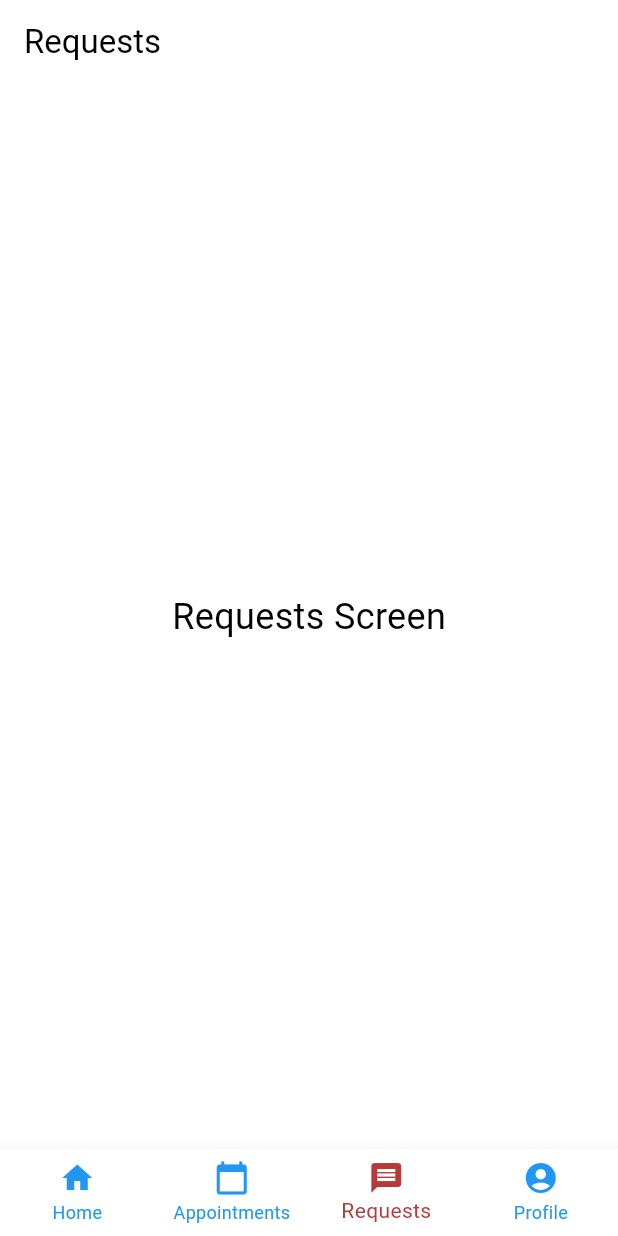
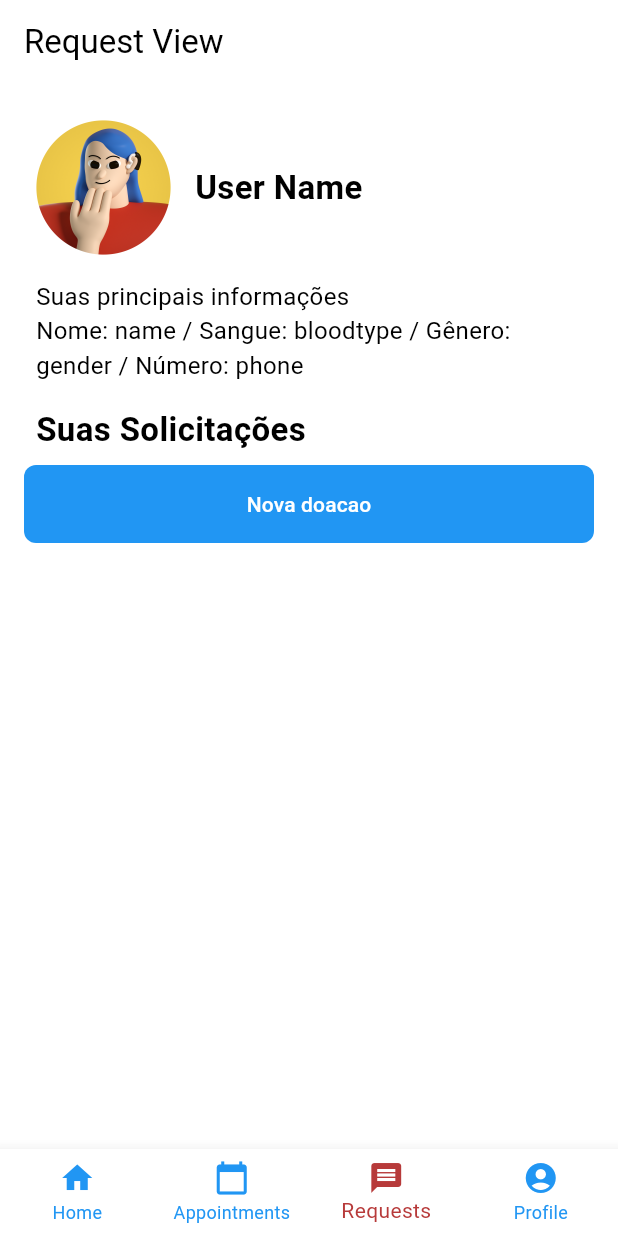
Before and after one commit to diasGustaavo/SanguineoFlutter, a Flutter app: the screen it shows after launch, item 3 of the bottom bar chosen, on a phone screen of 412 x 824 dp. Run offline on Flutter 3.47's test engine with Material 2 defaults, Android fonts, the light colour scheme and no system bars; our stand-ins replace google_fonts.

Commit message:
update RequestsView

```diff
--- a/lib/myNavigationBar.dart
+++ b/lib/myNavigationBar.dart
@@ -12,7 +12,7 @@ class MyNavigationBar extends StatefulWidget {
 class _MyNavigationBarState extends State<MyNavigationBar> {
   int _selectedIndex = 0;
 
-  static List<Widget> _widgetOptions = <Widget>[
+  final List<Widget> _widgetOptions = <Widget>[
     FeedView(),
     AppointmentsView(), // Use here
     RequestsView(), // Use here
--- a/lib/screens/RequestsView.dart
+++ b/lib/screens/RequestsView.dart
@@ -5,10 +5,73 @@ class RequestsView extends StatelessWidget {
   Widget build(BuildContext context) {
     return Scaffold(
       appBar: AppBar(
-        title: Text('Requests'),
+        title: Text("Request View"),
       ),
-      body: Center(
-        child: Text('Requests Screen', style: TextStyle(fontSize: 24)),
+      body: Padding(
+        padding: const EdgeInsets.all(16.0),
+        child: RefreshIndicator(
+          onRefresh: () async {
+            // Handle refresh here
+          },
+          child: ListView(
+            children: [
+              Container(
+                padding: EdgeInsets.all(8.0),
+                child: Row(
+                  children: [
+                    Image.asset('images/somegirl.png', height: 90, width: 90),
+                    const SizedBox(width: 16),
+                    const Text(
+                      'User Name', // Fetch the username from your data source
+                      style: TextStyle(fontSize: 22, fontWeight: FontWeight.bold),
+                    ),
+                  ],
+                ),
+              ),
+              Container(
+                padding: const EdgeInsets.all(8.0),
+                child: const Column(
+                  crossAxisAlignment: CrossAxisAlignment.start,
+                  children: [
+                    Text(
+                      'Suas principais informações',
+                      style: TextStyle(fontSize: 16),
+                    ),
+                    Text(
+                      'Nome: name / Sangue: bloodtype / Gênero: gender / Número: phone',
+                      // Replace the placeholder text with your actual data
+                      style: TextStyle(fontSize: 16),
+                    ),
+                  ],
+                ),
+              ),
+              Container(
+                padding: const EdgeInsets.all(8.0),
+                child: const Text(
+                  'Suas Solicitações',
+                  style: TextStyle(fontSize: 22, fontWeight: FontWeight.bold),
+                ),
+              ),
+              // Add your list of request here. You can use ListView.builder
+              TextButton(
+                style: TextButton.styleFrom(
+                  backgroundColor: Theme.of(context).colorScheme.secondary,
+                  padding: const EdgeInsets.all(16),
+                  shape: RoundedRectangleBorder(
+                    borderRadius: BorderRadius.circular(8),
+                  ),
+                ),
+                onPressed: () => {
+
+                },
+                child: const Text(
+                  'Nova doacao',
+                  style: TextStyle(color: Colors.white),
+                ),
+              ),
+            ],
+          ),
+        ),
       ),
     );
   }
```
Also changed, not shown: 3 other files.
